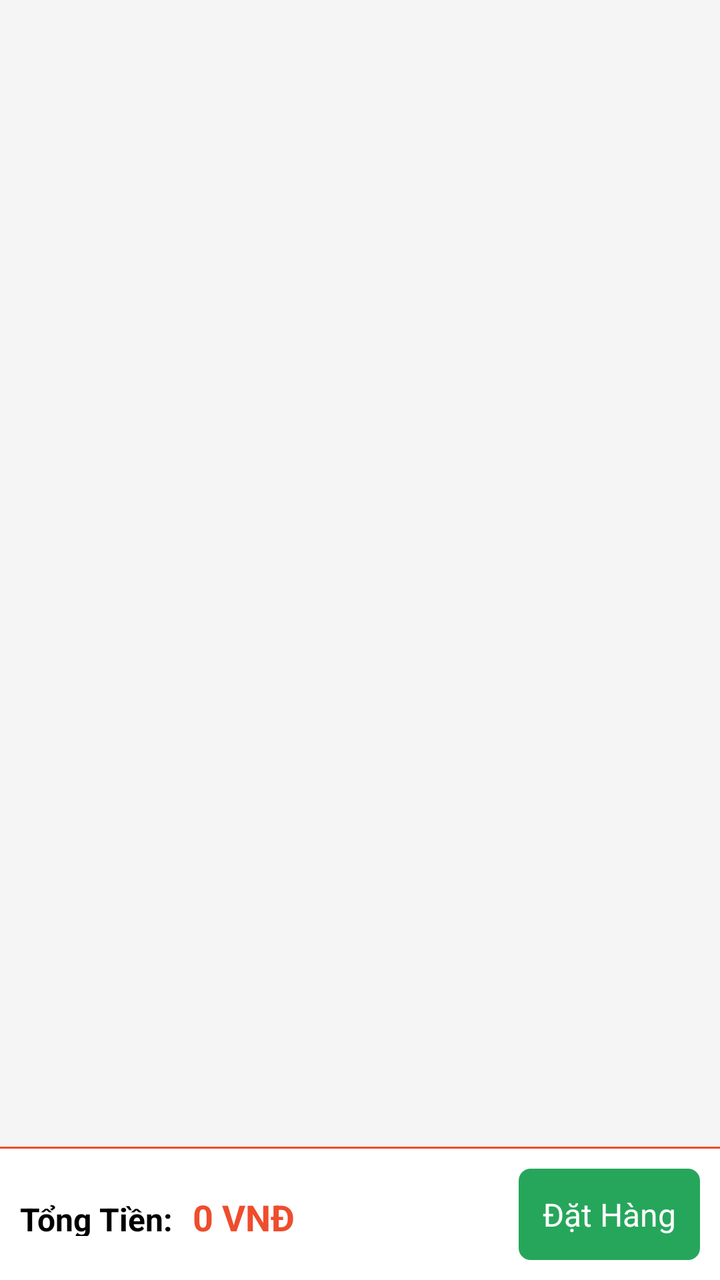
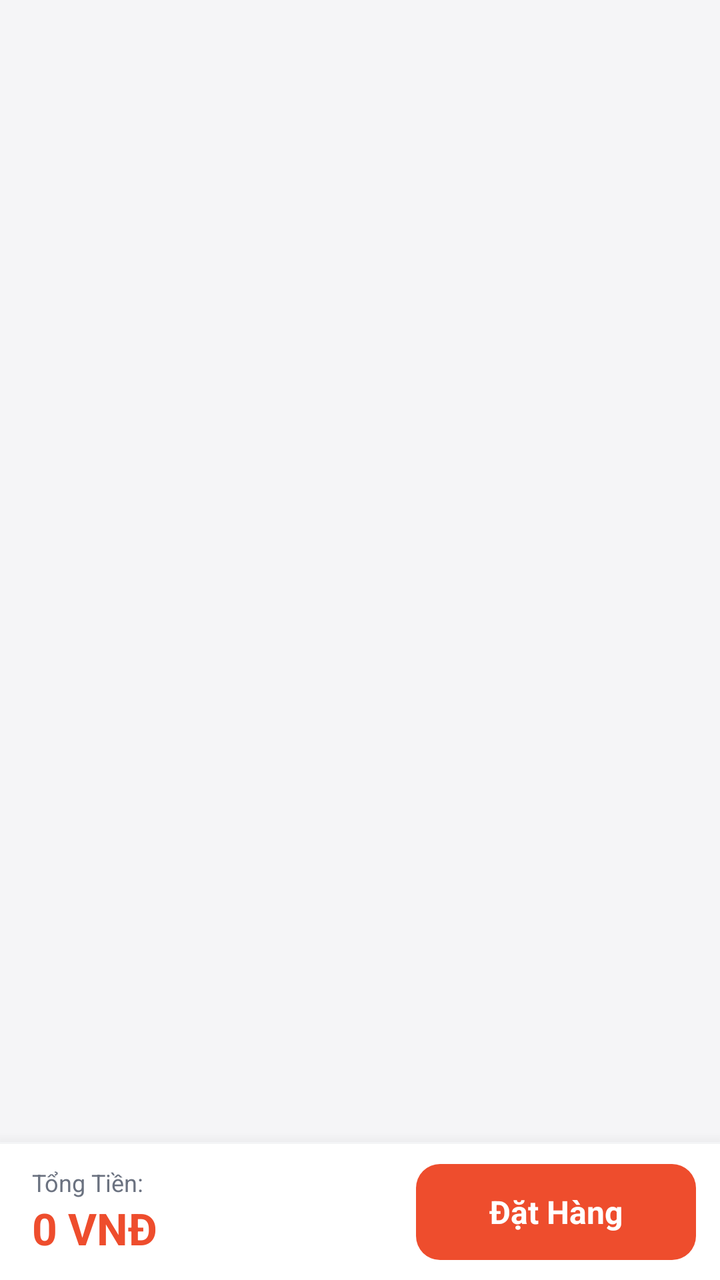

Two renders of the same Android screen: before a commit and after it. Below are the layout's source before the change and the commit's diff.
<!-- AndroidManifest.xml: application theme AppTheme -->
<!-- res/layout/fragment_cart.xml -->
<?xml version="1.0" encoding="utf-8"?>

<RelativeLayout xmlns:android="http://schemas.android.com/apk/res/android"
    android:layout_width="match_parent"
    android:layout_height="match_parent"
    android:background="@color/screenBackground">

    <androidx.recyclerview.widget.RecyclerView
        android:id="@+id/rcv_food_cart"
        android:layout_width="match_parent"
        android:layout_height="match_parent"
        android:layout_marginStart="@dimen/define_dimen_10"
        android:layout_marginEnd="@dimen/define_dimen_10"
        android:layout_above="@+id/layout_bottom" />

    <LinearLayout
        android:id="@+id/layout_bottom"
        android:layout_width="match_parent"
        android:layout_height="wrap_content"
        android:layout_alignParentBottom="true"
        android:orientation="vertical">

        <View
            android:id="@+id/view_divider"
            android:layout_width="match_parent"
            android:layout_height="1dp"
            android:background="@color/colorPrimary" />

        <RelativeLayout
            android:layout_width="match_parent"
            android:layout_height="wrap_content"
            android:background="@color/surfaceBackground"
            android:padding="@dimen/define_dimen_10">

            <LinearLayout
                android:layout_width="match_parent"
                android:layout_height="wrap_content"
                android:layout_centerVertical="true"
                android:layout_marginEnd="@dimen/define_dimen_10"
                android:layout_toStartOf="@+id/tv_order_cart"
                android:orientation="horizontal">

                <TextView
                    android:layout_width="wrap_content"
                    android:layout_height="wrap_content"
                    android:text="@string/total"
                    android:textColor="@color/black"
                    android:textSize="@dimen/text_size_normal"
                    android:textStyle="bold" />

                <TextView
                    android:id="@+id/tv_total_price"
                    android:layout_width="wrap_content"
                    android:layout_height="match_parent"
                    android:layout_marginStart="@dimen/define_dimen_10"
                    android:text="@string/label_price_0"
                    android:textColor="@color/colorPrimary"
                    android:textSize="@dimen/text_size_xnormal"
                    android:textStyle="bold" />
            </LinearLayout>

            <TextView
                android:id="@+id/tv_order_cart"
                android:layout_width="wrap_content"
                android:layout_height="wrap_content"
                android:layout_alignParentEnd="true"
                android:layout_centerVertical="true"
                android:background="@drawable/bg_green_shape_corner_6"
                android:padding="@dimen/define_dimen_12"
                android:text="@string/order_cart"
                android:textColor="@color/white"
                android:textSize="@dimen/text_size_normal" />
        </RelativeLayout>
    </LinearLayout>
</RelativeLayout>
<!-- resources referenced by this layout -->
<resources>
  <color name="black">#000000</color>
  <color name="colorPrimary">#EE4D2D</color>
  <color name="screenBackground">#F5F5F5</color>
  <color name="surfaceBackground">#FFFFFF</color>
  <color name="white">#ffffff</color>
  <dimen name="define_dimen_10">10dp</dimen>
  <dimen name="define_dimen_12">12dp</dimen>
  <dimen name="text_size_normal">16sp</dimen>
  <dimen name="text_size_xnormal">18sp</dimen>
  <!-- drawable bg_green_shape_corner_6 (drawable) -->
  <?xml version="1.0" encoding="utf-8"?>
  
  <shape xmlns:android="http://schemas.android.com/apk/res/android">
      <corners android:radius="6dp"/>
      <solid android:color="@color/green"/>
  </shape>
  <string name="label_price_0">0 VNĐ</string>
  <string name="order_cart">Đặt Hàng</string>
  <string name="total">Tổng Tiền:</string>
  <style name="AppTheme" parent="Theme.AppCompat.Light.NoActionBar">
          <item name="colorPrimary">@color/colorPrimary</item>
          <item name="colorPrimaryDark">@color/colorPrimaryDark</item>
          <item name="colorAccent">@color/colorAccent</item>
          <item name="android:statusBarColor">@color/brandOrangeDark</item>
          <item name="android:windowBackground">@color/screenBackground</item>
          <item name="android:textColor">@color/textColorPrimary</item>
      </style>
  <color name="green">#26A65B</color>
  <color name="colorPrimaryDark">#D73211</color>
  <color name="colorAccent">#FF7A47</color>
  <color name="brandOrangeDark">#D73211</color>
  <color name="textColorPrimary">#222222</color>
</resources>

<!-- the commit's change to res/layout/fragment_cart.xml (unified diff, before → after) -->
@@ -18,19 +18,24 @@
         android:layout_width="match_parent"
         android:layout_height="wrap_content"
         android:layout_alignParentBottom="true"
+        android:background="@color/surfaceBackground"
+        android:elevation="12dp"
         android:orientation="vertical">
 
         <View
             android:id="@+id/view_divider"
             android:layout_width="match_parent"
             android:layout_height="1dp"
-            android:background="@color/colorPrimary" />
+            android:background="@color/neutral100" />
 
         <RelativeLayout
             android:layout_width="match_parent"
             android:layout_height="wrap_content"
             android:background="@color/surfaceBackground"
-            android:padding="@dimen/define_dimen_10">
+            android:paddingStart="@dimen/define_dimen_16"
+            android:paddingTop="@dimen/define_dimen_10"
+            android:paddingEnd="@dimen/define_dimen_12"
+            android:paddingBottom="@dimen/define_dimen_10">
 
             <LinearLayout
                 android:layout_width="match_parent"
@@ -38,38 +43,40 @@
                 android:layout_centerVertical="true"
                 android:layout_marginEnd="@dimen/define_dimen_10"
                 android:layout_toStartOf="@+id/tv_order_cart"
-                android:orientation="horizontal">
+                android:orientation="vertical">
 
                 <TextView
                     android:layout_width="wrap_content"
                     android:layout_height="wrap_content"
                     android:text="@string/total"
-                    android:textColor="@color/black"
-                    android:textSize="@dimen/text_size_normal"
-                    android:textStyle="bold" />
+                    android:textColor="@color/neutral500"
+                    android:textSize="@dimen/text_size_xsmall" />
 
                 <TextView
                     android:id="@+id/tv_total_price"
                     android:layout_width="wrap_content"
-                    android:layout_height="match_parent"
-                    android:layout_marginStart="@dimen/define_dimen_10"
+                    android:layout_height="wrap_content"
                     android:text="@string/label_price_0"
-                    android:textColor="@color/colorPrimary"
-                    android:textSize="@dimen/text_size_xnormal"
+                    android:textColor="@color/priceColor"
+                    android:textSize="@dimen/text_size_large"
                     android:textStyle="bold" />
             </LinearLayout>
 
             <TextView
                 android:id="@+id/tv_order_cart"
                 android:layout_width="wrap_content"
-                android:layout_height="wrap_content"
+                android:layout_height="@dimen/define_dimen_48"
                 android:layout_alignParentEnd="true"
                 android:layout_centerVertical="true"
-                android:background="@drawable/bg_green_shape_corner_6"
-                android:padding="@dimen/define_dimen_12"
+                android:background="@drawable/bg_primary_button"
+                android:gravity="center"
+                android:minWidth="@dimen/define_dimen_140"
+                android:paddingStart="@dimen/define_dimen_20"
+                android:paddingEnd="@dimen/define_dimen_20"
                 android:text="@string/order_cart"
                 android:textColor="@color/white"
-                android:textSize="@dimen/text_size_normal" />
+                android:textSize="@dimen/text_size_normal"
+                android:textStyle="bold" />
         </RelativeLayout>
     </LinearLayout>
 </RelativeLayout>
<!-- resource entries referenced after the edit -->
@@ -1,21 +1,38 @@
 <!-- resources referenced by this layout -->
 <resources>
-  <color name="black">#000000</color>
+  <color name="neutral100">#F3F4F6</color>
+  <color name="neutral500">#6B7280</color>
+  <color name="priceColor">#EE4D2D</color>
   <color name="colorPrimary">#EE4D2D</color>
-  <color name="screenBackground">#F5F5F5</color>
+  <color name="screenBackground">#F5F5F7</color>
   <color name="surfaceBackground">#FFFFFF</color>
   <color name="white">#ffffff</color>
   <dimen name="define_dimen_10">10dp</dimen>
   <dimen name="define_dimen_12">12dp</dimen>
+  <dimen name="define_dimen_140">140dp</dimen>
+  <dimen name="define_dimen_16">16dp</dimen>
+  <dimen name="define_dimen_20">20dp</dimen>
+  <dimen name="define_dimen_48">48dp</dimen>
+  <dimen name="text_size_large">22sp</dimen>
   <dimen name="text_size_normal">16sp</dimen>
-  <dimen name="text_size_xnormal">18sp</dimen>
-  <!-- drawable bg_green_shape_corner_6 (drawable) -->
+  <dimen name="text_size_xsmall">12sp</dimen>
+  <!-- drawable bg_primary_button (drawable) -->
   <?xml version="1.0" encoding="utf-8"?>
-  
-  <shape xmlns:android="http://schemas.android.com/apk/res/android">
-      <corners android:radius="6dp"/>
-      <solid android:color="@color/green"/>
-  </shape>
+  <ripple xmlns:android="http://schemas.android.com/apk/res/android"
+      android:color="@color/rippleLight">
+      <item android:id="@android:id/mask">
+          <shape android:shape="rectangle">
+              <solid android:color="@color/white" />
+              <corners android:radius="12dp" />
+          </shape>
+      </item>
+      <item>
+          <shape android:shape="rectangle">
+              <solid android:color="@color/brandOrange" />
+              <corners android:radius="12dp" />
+          </shape>
+      </item>
+  </ripple>
   <string name="label_price_0">0 VNĐ</string>
   <string name="order_cart">Đặt Hàng</string>
   <string name="total">Tổng Tiền:</string>
@@ -27,7 +44,8 @@
           <item name="android:windowBackground">@color/screenBackground</item>
           <item name="android:textColor">@color/textColorPrimary</item>
       </style>
-  <color name="green">#26A65B</color>
+  <color name="rippleLight">#33FFFFFF</color>
+  <color name="brandOrange">#EE4D2D</color>
   <color name="colorPrimaryDark">#D73211</color>
   <color name="colorAccent">#FF7A47</color>
   <color name="brandOrangeDark">#D73211</color>
